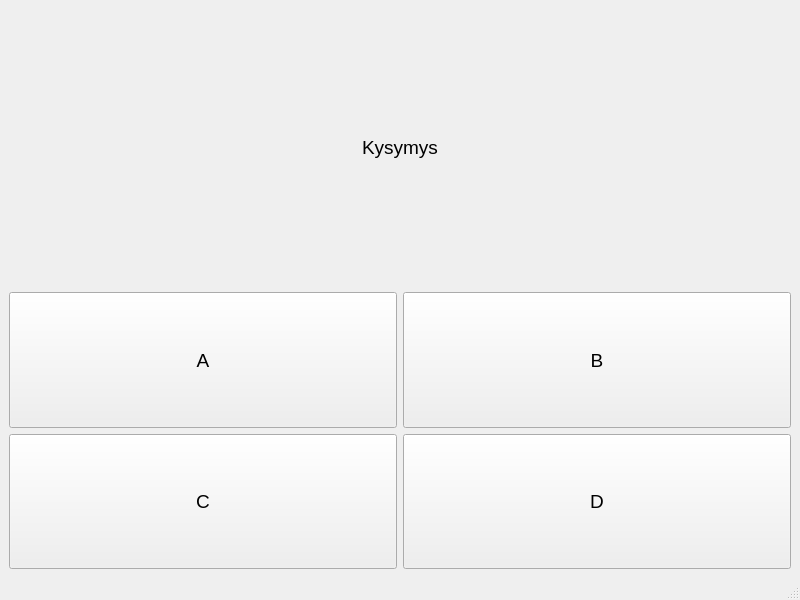
Raision-seudun-koulutuskuntayhtyma/pysideprojekti, file quiz.ui: the form before one commit.
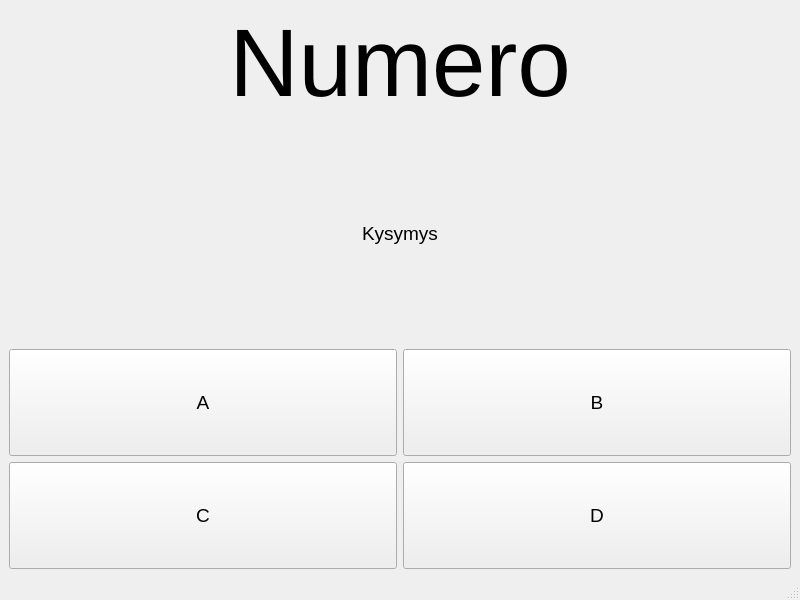
The form after the commit.

Commit message: Näytä kysymyksen numero

What changed in the file:
```diff
--- a/quiz.ui
+++ b/quiz.ui
@@ -15,6 +15,21 @@
   </property>
   <widget class="QWidget" name="centralwidget">
    <layout class="QVBoxLayout" name="verticalLayout">
+    <item>
+     <widget class="QLabel" name="nro_label">
+      <property name="font">
+       <font>
+        <pointsize>72</pointsize>
+       </font>
+      </property>
+      <property name="text">
+       <string>Numero</string>
+      </property>
+      <property name="alignment">
+       <set>Qt::AlignCenter</set>
+      </property>
+     </widget>
+    </item>
     <item>
      <layout class="QHBoxLayout" name="horizontalLayout">
       <item>
```
The commit also changes 2 other files.
